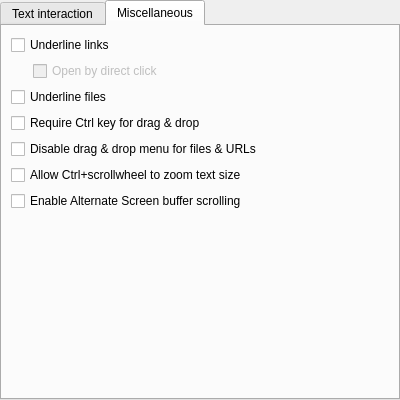
Above: src/widgets/EditProfileMousePage.ui from KDE/konsole before the change. Below: the same form after it.
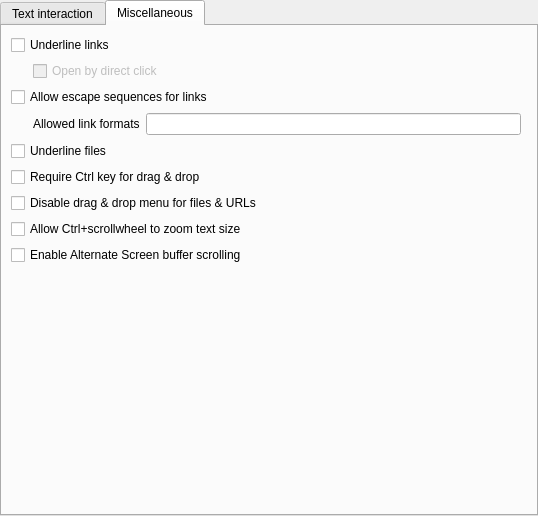
That is the form after the change. The open tabs and pages were chosen to show the change.

Commit message:
Extract URL from a Escape Sequence and provide a HotSpot for activation
This path adds a new feature for konsole, in the form of URL Escaped
Sequences. It allows programs to embbed URL's on texts much like
the anchor tag in html does

There's a allowed list of possible schemas for links, by default
it only accepts http://, https:// and file:// but the user can
add more if he wants.

The maximum amount of URL's accepted is 200, to prevent OOM

History is taken into account while scrooling

The edit to the form file:
```diff
--- a/src/widgets/EditProfileMousePage.ui
+++ b/src/widgets/EditProfileMousePage.ui
@@ -6,8 +6,8 @@
    <rect>
     <x>0</x>
     <y>0</y>
-    <width>400</width>
-    <height>400</height>
+    <width>538</width>
+    <height>516</height>
    </rect>
   </property>
   <layout class="QVBoxLayout">
@@ -253,11 +253,54 @@
         <number>0</number>
        </property>
        <item>
-        <layout class="QGridLayout" columnstretch="0,1">
+        <layout class="QGridLayout" columnstretch="0,0,0,0">
          <property name="spacing">
           <number>6</number>
          </property>
-         <item row="0" column="0" colspan="2">
+         <item row="1" column="0">
+          <spacer>
+           <property name="orientation">
+            <enum>Qt::Horizontal</enum>
+           </property>
+           <property name="sizeType">
+            <enum>QSizePolicy::Fixed</enum>
+           </property>
+           <property name="sizeHint" stdset="0">
+            <size>
+             <width>16</width>
+             <height>20</height>
+            </size>
+           </property>
+          </spacer>
+         </item>
+         <item row="4" column="2">
+          <widget class="QLineEdit" name="linkEscapeSequenceTexts">
+           <property name="toolTip">
+            <string>The formats of possible links, like http://, https:// and file://</string>
+           </property>
+          </widget>
+         </item>
+         <item row="6" column="0" colspan="4">
+          <widget class="QCheckBox" name="ctrlRequiredForDragButton">
+           <property name="toolTip">
+            <string>Selected text will require control key plus click to drag.</string>
+           </property>
+           <property name="text">
+            <string>Require Ctrl key for drag &amp;&amp; drop</string>
+           </property>
+          </widget>
+         </item>
+         <item row="9" column="0" colspan="4">
+          <widget class="QCheckBox" name="enableAlternateScrollingButton">
+           <property name="toolTip">
+            <string>Mouse scroll wheel will emulate up/down key presses in programs that use the Alternate Screen buffer (e.g. less)</string>
+           </property>
+           <property name="text">
+            <string>Enable Alternate Screen buffer scrolling</string>
+           </property>
+          </widget>
+         </item>
+         <item row="0" column="0" colspan="4">
           <widget class="QCheckBox" name="underlineLinksButton">
            <property name="toolTip">
             <string>Text recognized as a link or an email address will be underlined when hovered by the mouse pointer.</string>
@@ -267,8 +310,8 @@
            </property>
           </widget>
          </item>
-         <item row="1" column="0">
-          <spacer>
+         <item row="4" column="0">
+          <spacer name="horizontalSpacer">
            <property name="orientation">
             <enum>Qt::Horizontal</enum>
            </property>
@@ -283,7 +326,51 @@
            </property>
           </spacer>
          </item>
-         <item row="1" column="1">
+         <item row="5" column="0" colspan="4">
+          <widget class="QCheckBox" name="underlineFilesButton">
+           <property name="toolTip">
+            <string>Text recognized as a file will be underlined when hovered by the mouse pointer.</string>
+           </property>
+           <property name="text">
+            <string>Underline files</string>
+           </property>
+          </widget>
+         </item>
+         <item row="7" column="0" colspan="4">
+          <widget class="QCheckBox" name="dropUrlsAsText">
+           <property name="toolTip">
+            <string>Always paste dropped files and URLs as text without offering move, copy and link actions.</string>
+           </property>
+           <property name="text">
+            <string>Disable drag &amp;&amp; drop menu for files &amp;&amp; URLs</string>
+           </property>
+          </widget>
+         </item>
+         <item row="3" column="0" colspan="4">
+          <widget class="QCheckBox" name="allowLinkEscapeSequenceButton">
+           <property name="text">
+            <string>Allow escape sequences for links</string>
+           </property>
+          </widget>
+         </item>
+         <item row="8" column="0" colspan="4">
+          <widget class="QCheckBox" name="enableMouseWheelZoomButton">
+           <property name="toolTip">
+            <string>Pressing Ctrl+scrollwheel will increase/decrease the text size.</string>
+           </property>
+           <property name="text">
+            <string>Allow Ctrl+scrollwheel to zoom text size</string>
+           </property>
+          </widget>
+         </item>
+         <item row="4" column="1">
+          <widget class="QLabel" name="label_2">
+           <property name="text">
+            <string>Allowed link formats</string>
+           </property>
+          </widget>
+         </item>
+         <item row="1" column="1" colspan="3">
           <widget class="QCheckBox" name="openLinksByDirectClickButton">
            <property name="enabled">
             <bool>false</bool>
@@ -302,56 +389,6 @@
            </property>
           </widget>
          </item>
-         <item row="2" column="0" colspan="2">
-          <widget class="QCheckBox" name="underlineFilesButton">
-           <property name="toolTip">
-            <string>Text recognized as a file will be underlined when hovered by the mouse pointer.</string>
-           </property>
-           <property name="text">
-            <string>Underline files</string>
-           </property>
-          </widget>
-         </item>
-         <item row="3" column="0" colspan="2">
-          <widget class="QCheckBox" name="ctrlRequiredForDragButton">
-           <property name="toolTip">
-            <string>Selected text will require control key plus click to drag.</string>
-           </property>
-           <property name="text">
-            <string>Require Ctrl key for drag &amp;&amp; drop</string>
-           </property>
-          </widget>
-         </item>
-         <item row="4" column="0" colspan="2">
-          <widget class="QCheckBox" name="dropUrlsAsText">
-           <property name="toolTip">
-            <string>Always paste dropped files and URLs as text without offering move, copy and link actions.</string>
-           </property>
-           <property name="text">
-            <string>Disable drag &amp;&amp; drop menu for files &amp;&amp; URLs</string>
-           </property>
-          </widget>
-         </item>
-         <item row="5" column="0" colspan="2">
-          <widget class="QCheckBox" name="enableMouseWheelZoomButton">
-           <property name="toolTip">
-            <string>Pressing Ctrl+scrollwheel will increase/decrease the text size.</string>
-           </property>
-           <property name="text">
-            <string>Allow Ctrl+scrollwheel to zoom text size</string>
-           </property>
-          </widget>
-         </item>
-         <item row="6" column="0" colspan="2">
-          <widget class="QCheckBox" name="enableAlternateScrollingButton">
-           <property name="toolTip">
-            <string>Mouse scroll wheel will emulate up/down key presses in programs that use the Alternate Screen buffer (e.g. less)</string>
-           </property>
-           <property name="text">
-            <string>Enable Alternate Screen buffer scrolling</string>
-           </property>
-          </widget>
-         </item>
         </layout>
        </item>
        <item>
```
Left out of the diff: 21 changed lines with no effect on the pictures. The commit also changes 22 other files.
